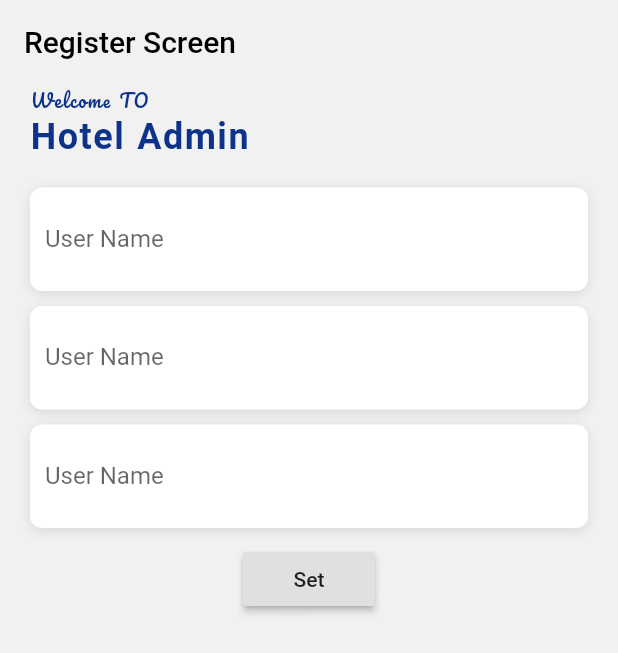
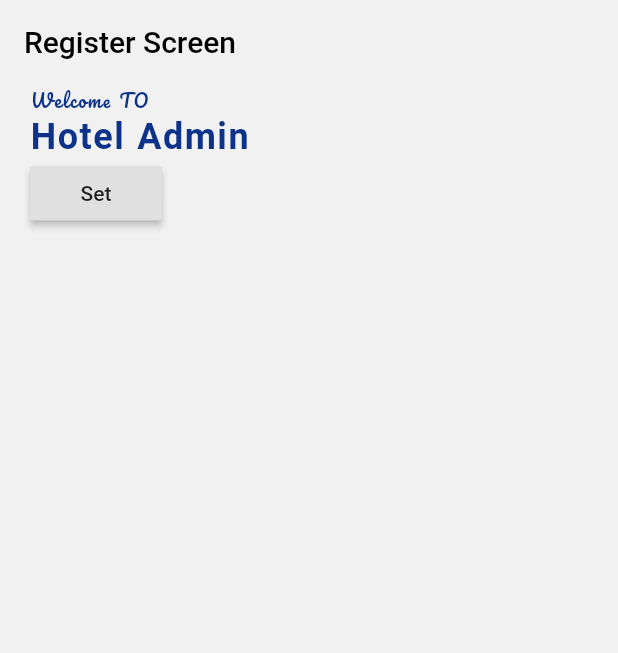
Before and after one commit to xaakib/hotel_admin, a Flutter app: the screen it shows after launch, on a phone screen of 412 x 824 dp. Shown: the top 653 px of the screen. Run offline on Flutter 3.47's test engine with Material 2 defaults, Android fonts, the phone set to English and light mode, and no system bars; our stand-ins replace google_fonts.

Commit message:
working on other desing

```diff
--- /dev/null
+++ b/lib/components/TextFieldContainerDEcoration.dart
@@ -0,0 +1,44 @@
+import 'package:flutter/material.dart';
+
+class TextFieldContainerDEcoration extends StatelessWidget {
+  final Widget child;
+  const TextFieldContainerDEcoration({Key? key, required this.child});
+
+  @override
+  Widget build(BuildContext context) {
+    Size size = MediaQuery.of(context).size;
+    return Container(
+      height: size.height * 0.06,
+      padding: EdgeInsets.symmetric(
+        horizontal: 10,
+      ),
+      width: double.infinity,
+      decoration: BoxDecoration(
+          color: Colors.white,
+          borderRadius: BorderRadius.circular(8),
+          boxShadow: [
+            BoxShadow(
+              color: Colors.grey.withOpacity(0.3),
+              offset: Offset(0, 2),
+              blurRadius: 6,
+            ),
+          ]),
+      child: child,
+    );
+  }
+}
+
+  //  TextFieldContainerDEcoration(
+  //                       child: TextFormField(
+  //                         textAlign: TextAlign.start,
+  //                         controller: usernameCotnroller,
+  //                         validator: (value) {
+  //                           if (value!.isEmpty || value == null) {
+  //                             return "input you requerd";
+  //                           }
+  //                         },
+  //                         decoration: InputDecoration(
+  //                             hintText: "Mobile", border: InputBorder.none),
+  //                       ),
+  //                     ),
+  //                     SizedBox(height: 10),
--- a/lib/components/textfield_container_decorations.dart
+++ /dev/null
@@ -1,31 +0,0 @@
-import 'package:flutter/material.dart';
-
-import 'textfield_input_decorations.dart';
-
-class TextFeildContainerDecoration extends StatelessWidget {
-  const TextFeildContainerDecoration({
-    Key? key,
-    required this.emailController,
-  }) : super(key: key);
-
-  final TextEditingController emailController;
-
-  @override
-  Widget build(BuildContext context) {
-    return Container(
-      padding: EdgeInsets.symmetric(horizontal: 10,vertical: 5),
-      width: double.infinity,
-      decoration: BoxDecoration(
-          color: Colors.white,
-          borderRadius: BorderRadius.circular(8),
-          boxShadow: [
-            BoxShadow(
-              color: Colors.grey.withOpacity(0.3),
-              offset: Offset(0, 2),
-              blurRadius: 6,
-            ),
-          ]),
-      child: TextfiledDecoration(emailController: emailController),
-    );
-  }
-}
--- a/lib/components/textfield_input_decorations.dart
+++ /dev/null
@@ -1,25 +0,0 @@
-import 'package:flutter/material.dart';
-
-class TextfiledDecoration extends StatelessWidget {
-  const TextfiledDecoration({
-    Key? key,
-    required this.emailController,
-  }) : super(key: key);
-
-  final TextEditingController emailController;
-
-  @override
-  Widget build(BuildContext context) {
-    return TextFormField(
-      textAlign: TextAlign.start,
-      controller: emailController,
-      validator: (value) {
-        if (value!.isEmpty || value == null) {
-          return "input you requerd";
-        }
-      },
-      decoration:
-          InputDecoration(labelText: "User Name", border: InputBorder.none),
-    );
-  }
-}
--- a/lib/screens/register_screen.dart
+++ b/lib/screens/register_screen.dart
@@ -1,6 +1,6 @@
 import 'package:flutter/material.dart';
 import 'package:google_fonts/google_fonts.dart';
-import 'package:hotel_admin/components/textfield_container_decorations.dart';
+import 'package:hotel_admin/components/TextFieldContainerDEcoration.dart';
 
 class RegisterScreen extends StatefulWidget {
   const RegisterScreen({Key? key}) : super(key: key);
@@ -11,12 +11,32 @@ class RegisterScreen extends StatefulWidget {
 
 class _RegisterScreenState extends State<RegisterScreen> {
   final _formKey = GlobalKey<FormState>();
-  final TextEditingController emailController = TextEditingController();
+  final TextEditingController usernameCotnroller = TextEditingController();
+
   final TextEditingController passowrdController = TextEditingController();
   final TextEditingController confrimPassController = TextEditingController();
-  final TextEditingController usernameController = TextEditingController();
+  final TextEditingController hotelnameCotnroller = TextEditingController();
+  final TextEditingController hotelOwnerNameCotnroller =
+      TextEditingController();
+  final TextEditingController emailCotnroller = TextEditingController();
+  final TextEditingController mobileNumberCotnroller = TextEditingController();
+  final TextEditingController telephoneNumberCotnroller =
+      TextEditingController();
+  final TextEditingController faxnumberCotnroller = TextEditingController();
+  final TextEditingController roadHouseNumberCotnroller =
+      TextEditingController();
+  final TextEditingController zipCodeCotnroller = TextEditingController();
+  final TextEditingController writeCopanyAddressCotnroller =
+      TextEditingController();
+  final TextEditingController aboutCotnroller = TextEditingController();
   final TextEditingController nameControler = TextEditingController();
-
+  final TextEditingController floorCotnroller = TextEditingController();
+  final TextEditingController buinessORTradeLicenceController =
+      TextEditingController();
+  final TextEditingController tINNumberCotnroller = TextEditingController();
+  final TextEditingController websiteUrlCotnroller = TextEditingController();
+  final TextEditingController aboutYourBuissinessController =
+      TextEditingController();
   @override
   Widget build(BuildContext context) {
     return Scaffold(
@@ -32,6 +52,8 @@ class _RegisterScreenState extends State<RegisterScreen> {
         height: MediaQuery.of(context).size.height,
         width: MediaQuery.of(context).size.width,
         color: Colors.grey.withOpacity(0.1),
+        child: SingleChildScrollView(
+          physics: BouncingScrollPhysics(),
           child: Column(
             crossAxisAlignment: CrossAxisAlignment.start,
             children: [
@@ -67,16 +89,6 @@ class _RegisterScreenState extends State<RegisterScreen> {
                   key: _formKey,
                   child: Column(
                     children: [
-                    SizedBox(height: 20),
-                    TextFeildContainerDecoration(
-                        emailController: usernameController),
-                    SizedBox(height: 10),
-                    TextFeildContainerDecoration(
-                        emailController: passowrdController),
-                    SizedBox(height: 10),
-                    TextFeildContainerDecoration(
-                        emailController: nameControler),
-                    SizedBox(height: 10),
                       // ignore: deprecated_member_use
                       RaisedButton(
                         onPressed: () {
@@ -95,6 +107,7 @@ class _RegisterScreenState extends State<RegisterScreen> {
             ],
           ),
         ),
+      ),
     );
   }
 }
```
Lines whose indentation alone changed are shown as unchanged.
